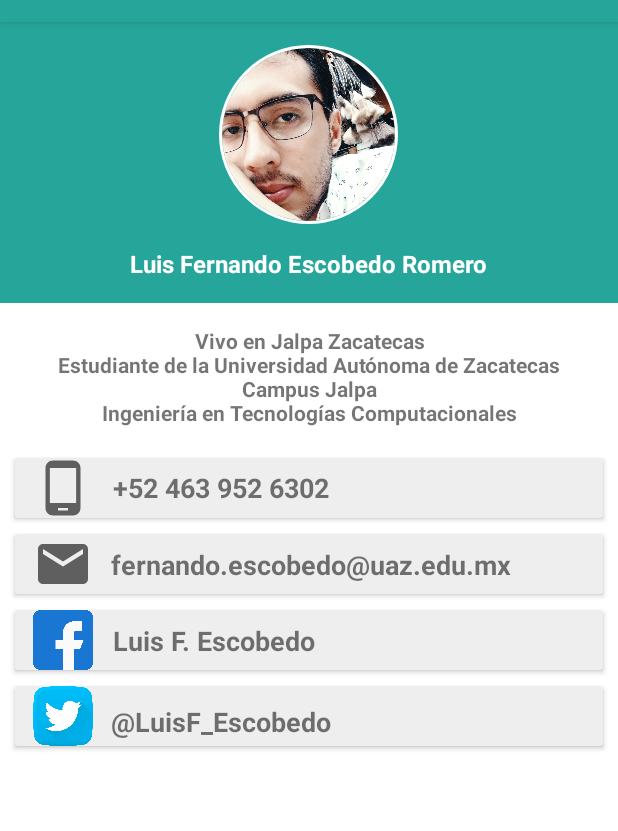
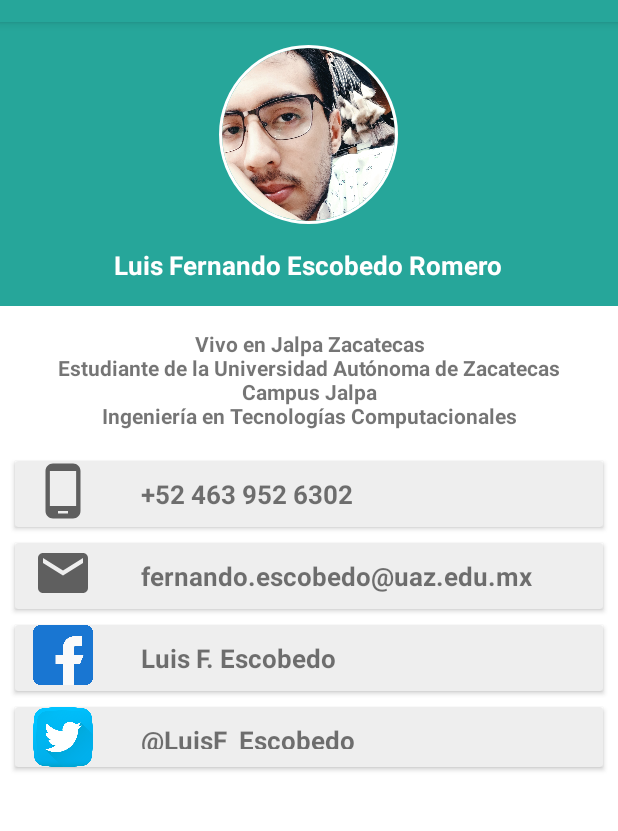
Before and after one commit to LuisFerER/LFER-laboratorio3, an Android app: the screen it shows after launch (MainActivity), on a phone screen of 412 x 824 dp, the part 62-893 px from its top. Run offline under Robolectric (Android 15) with nearby library versions, the phone set to English and light mode, and no system bars; our stand-ins replace CircleImageView.

Commit message:
Edit cards

```diff
--- a/app/src/main/res/layout/activity_main.xml
+++ b/app/src/main/res/layout/activity_main.xml
@@ -34,10 +34,10 @@
             android:layout_height="wrap_content"
             android:text="@string/profile_name"
             android:textColor="@color/white"
-            android:textSize="16sp"
+            android:textSize="17sp"
             android:layout_below="@id/profile_image"
             android:layout_centerInParent="true"
-            android:paddingBottom="15dp"/>
+            android:layout_marginBottom="15dp"/>
     </RelativeLayout>
 
     <ScrollView
@@ -94,14 +94,13 @@
                         android:id="@+id/phone"
                         android:layout_width="wrap_content"
                         android:layout_height="match_parent"
-                        android:layout_alignParentStart="true"
-                        android:layout_alignParentTop="true"
-                        android:layout_alignParentEnd="true"
-                        android:layout_marginStart="65dp"
-                        android:layout_marginTop="7dp"
-                        android:layout_marginEnd="69dp"
+                        android:layout_toEndOf="@id/phone_icon"
+                        android:paddingStart="20dp"
+                        android:paddingTop="10dp"
+                        android:paddingBottom="10dp"
                         android:text="@string/number_phone"
-                        android:textSize="18sp" />
+                        android:textSize="17sp"
+                        tools:ignore="RtlSymmetry" />
 
                 </RelativeLayout>
             </androidx.cardview.widget.CardView>
@@ -133,14 +132,13 @@
                         android:id="@+id/email"
                         android:layout_width="282dp"
                         android:layout_height="wrap_content"
-                        android:layout_alignParentStart="true"
-                        android:layout_alignParentTop="true"
-                        android:layout_alignParentEnd="true"
-                        android:layout_marginStart="64dp"
-                        android:layout_marginTop="8dp"
-                        android:layout_marginEnd="46dp"
+                        android:layout_toEndOf="@id/email_icon"
+                        android:paddingStart="20dp"
+                        android:paddingTop="10dp"
+                        android:paddingBottom="10dp"
                         android:text="@string/email"
-                        android:textSize="18sp" />
+                        android:textSize="17sp"
+                        tools:ignore="RtlSymmetry" />
                 </RelativeLayout>
             </androidx.cardview.widget.CardView>
 
@@ -171,14 +169,13 @@
                         android:id="@+id/facebook_profile"
                         android:layout_width="257dp"
                         android:layout_height="wrap_content"
-                        android:layout_alignParentStart="true"
-                        android:layout_alignParentTop="true"
-                        android:layout_alignParentEnd="true"
-                        android:layout_marginStart="65dp"
-                        android:layout_marginTop="8dp"
-                        android:layout_marginEnd="71dp"
+                        android:layout_toEndOf="@id/facebook_icon"
+                        android:paddingStart="20dp"
+                        android:paddingTop="10dp"
+                        android:paddingBottom="10dp"
                         android:text="@string/facebook_profile"
-                        android:textSize="18sp" />
+                        android:textSize="17sp"
+                        tools:ignore="RtlSymmetry" />
 
                 </RelativeLayout>
             </androidx.cardview.widget.CardView>
@@ -210,15 +207,13 @@
                         android:id="@+id/twitter_profile"
                         android:layout_width="259dp"
                         android:layout_height="38dp"
-                        android:layout_alignParentStart="true"
-                        android:layout_alignParentTop="true"
-                        android:layout_alignParentEnd="true"
-                        android:layout_marginStart="64dp"
-                        android:layout_marginTop="1dp"
-                        android:layout_marginEnd="69dp"
+                        android:layout_toEndOf="@id/twitter_icon"
+                        android:paddingStart="20dp"
                         android:paddingTop="10dp"
+                        android:paddingBottom="10dp"
                         android:text="@string/twitter_profile"
-                        android:textSize="18sp" />
+                        android:textSize="17sp"
+                        tools:ignore="RtlSymmetry" />
 
                 </RelativeLayout>
             </androidx.cardview.widget.CardView>
```
